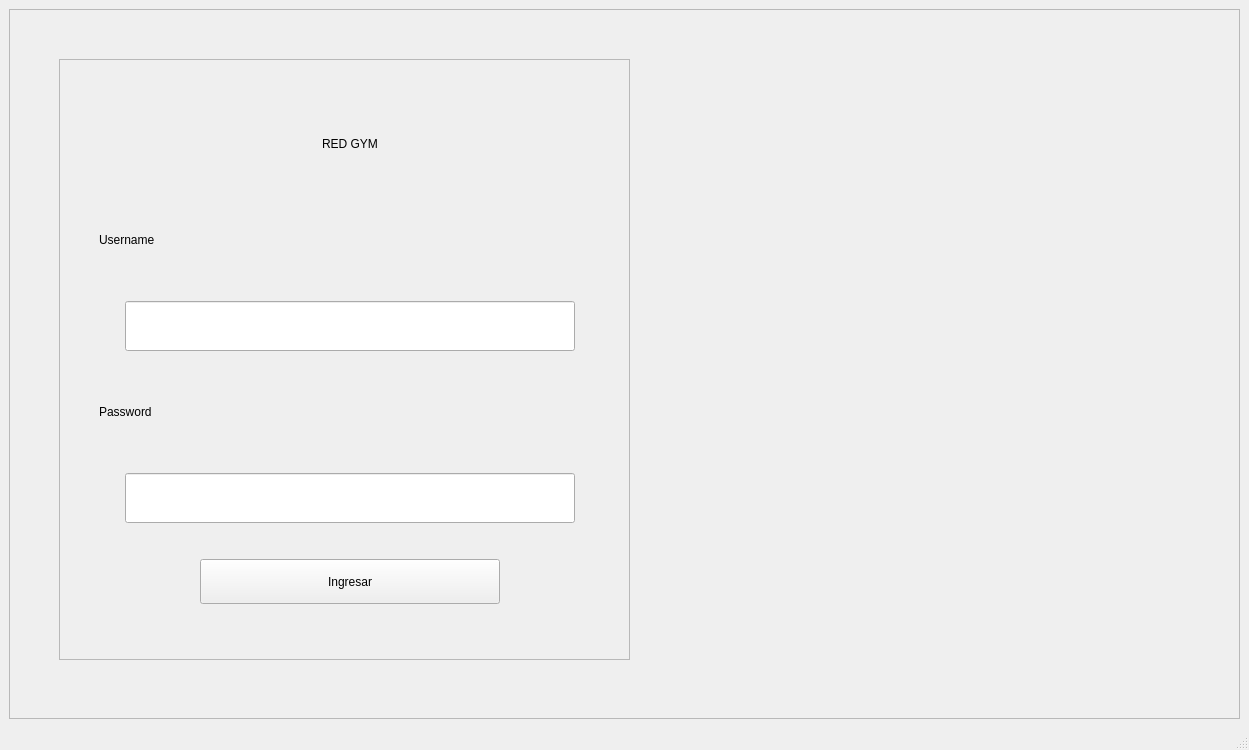
Before: the Qt Designer form views/login.ui in DanielChairezLoya/REDGYM, drawn with Qt 5.
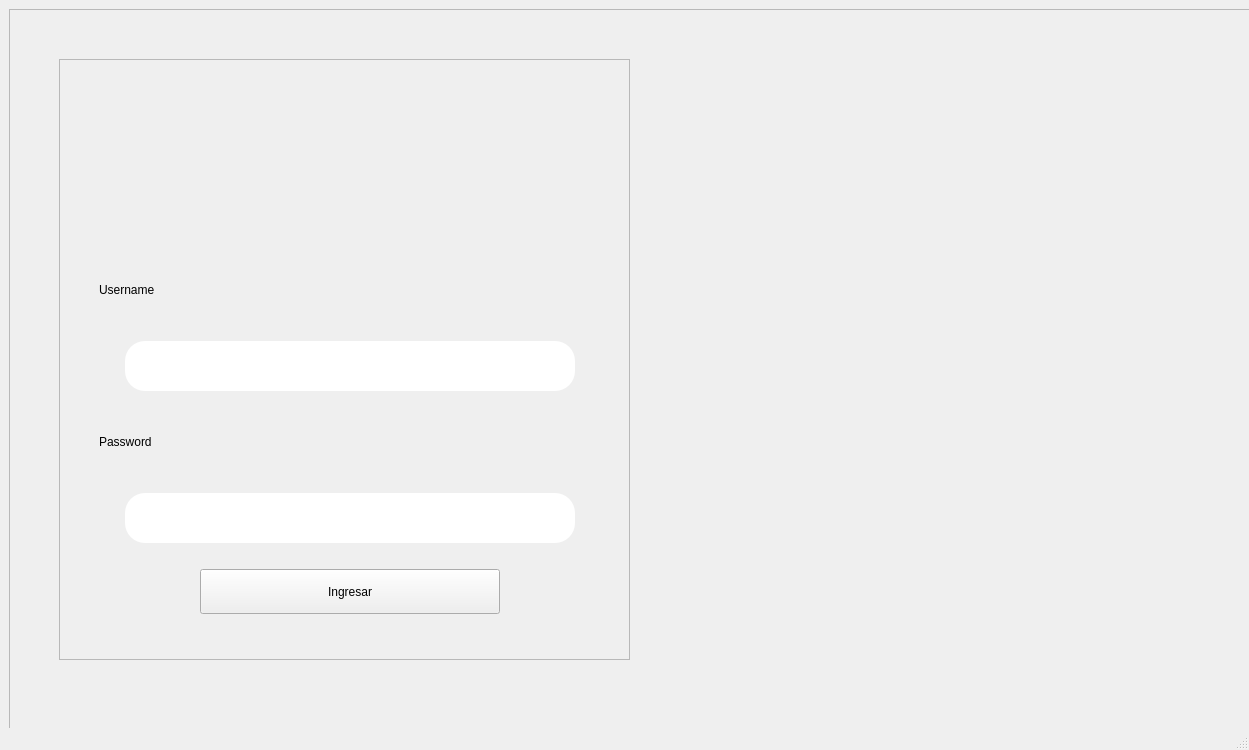
After: the same form once the commit is applied. Icons and pictures are not drawn.

The edit to the form file:
```diff
--- a/views/login.ui
+++ b/views/login.ui
@@ -20,7 +20,24 @@
    <string>MainWindow</string>
   </property>
   <property name="styleSheet">
-   <string notr="true"/>
+   <string notr="true">.fondo{
+border-image: url(&quot;img/gym.jpg&quot;);
+}
+
+.fondo2{
+background-color: rgba(204,204,204, 200);
+}
+
+.boton{
+border:2px solid black;
+border-radius:20px;
+padding: 5px;
+background-color:#cccccc;
+}
+
+.boton:hover{
+background-color:#9F111B;
+}</string>
   </property>
   <widget class="QWidget" name="centralwidget">
    <layout class="QHBoxLayout" name="horizontalLayout">
@@ -28,16 +45,16 @@
      <widget class="QFrame" name="frame">
       <property name="minimumSize">
        <size>
-        <width>700</width>
-        <height>677</height>
-       </size>
-      </property>
-      <property name="maximumSize">
-       <size>
         <width>1249</width>
         <height>750</height>
        </size>
       </property>
+      <property name="maximumSize">
+       <size>
+        <width>16777215</width>
+        <height>16777215</height>
+       </size>
+      </property>
       <property name="styleSheet">
        <string notr="true">border-image: url(&quot;img/gym.png&quot;);</string>
       </property>
@@ -56,6 +73,9 @@
          <height>601</height>
         </rect>
        </property>
+       <property name="styleSheet">
+        <string notr="true"/>
+       </property>
        <property name="frameShape">
         <enum>QFrame::StyledPanel</enum>
        </property>
@@ -76,18 +96,21 @@
           <widget class="QLabel" name="label_3">
            <property name="minimumSize">
             <size>
-             <width>300</width>
-             <height>0</height>
+             <width>260</width>
+             <height>50</height>
             </size>
            </property>
            <property name="maximumSize">
             <size>
-             <width>16777215</width>
-             <height>70</height>
+             <width>140</width>
+             <height>140</height>
             </size>
            </property>
+           <property name="styleSheet">
+            <string notr="true">border-image: url(&quot;img/logo.jpg&quot;);</string>
+           </property>
            <property name="text">
-            <string>RED GYM</string>
+            <string/>
            </property>
            <property name="alignment">
             <set>Qt::AlignCenter</set>
@@ -121,6 +144,9 @@
              <height>16777215</height>
             </size>
            </property>
+           <property name="styleSheet">
+            <string notr="true">border-radius:20px;</string>
+           </property>
           </widget>
          </item>
          <item>
@@ -150,6 +176,9 @@
              <height>16777215</height>
             </size>
            </property>
+           <property name="styleSheet">
+            <string notr="true">border-radius:20px;</string>
+           </property>
           </widget>
          </item>
          <item alignment="Qt::AlignHCenter">
@@ -160,6 +189,9 @@
              <height>45</height>
             </size>
            </property>
+           <property name="styleSheet">
+            <string notr="true"/>
+           </property>
            <property name="text">
             <string>Ingresar</string>
            </property>
```
Left out of the diff: 11 changed lines with no effect on the pictures.
